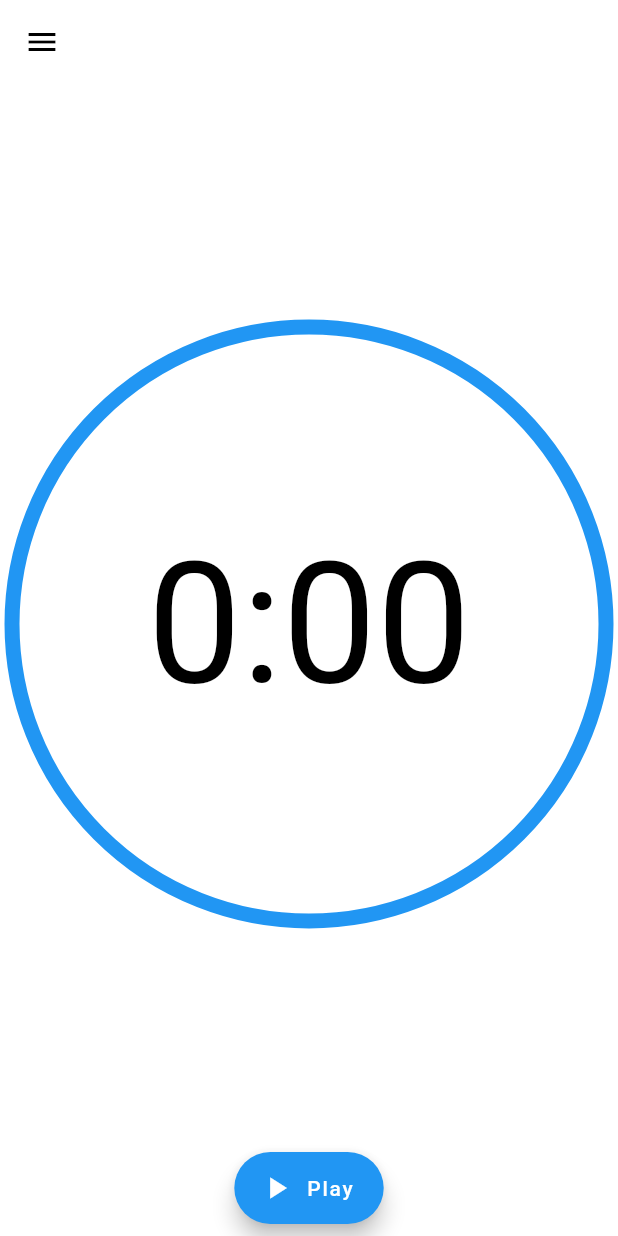
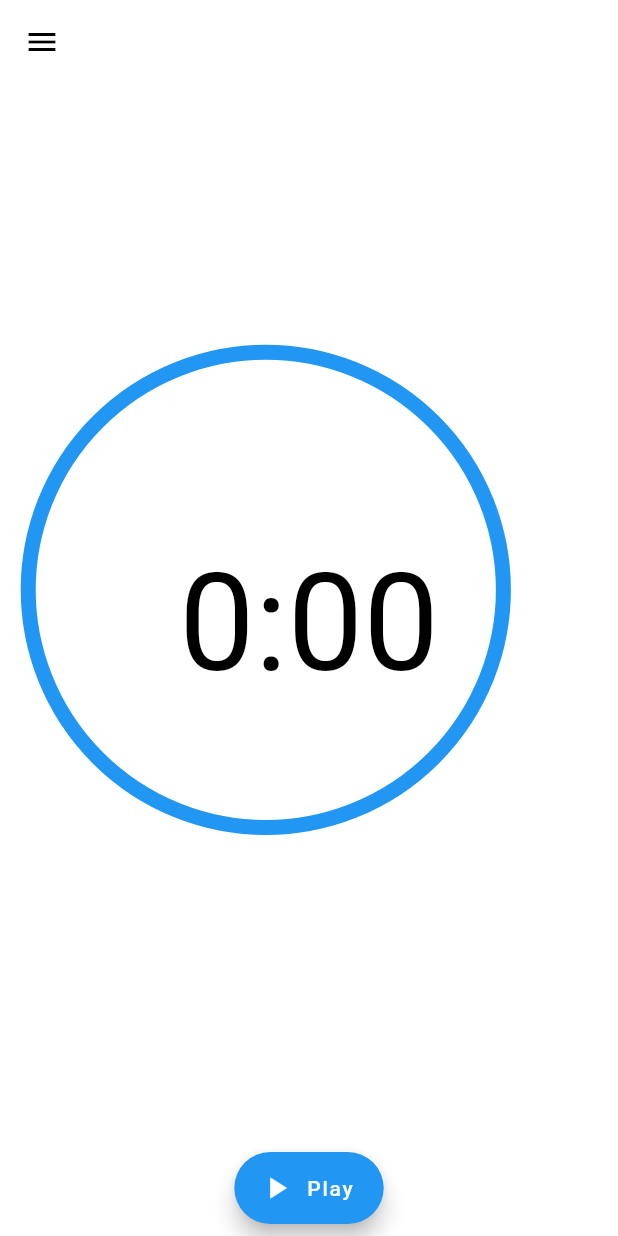
Before and after one commit to AlvinKuruvilla/stand-up, a Flutter app: the screen it shows after launch, after a tap on "Login", on a phone screen of 412 x 824 dp. Run offline on Flutter 3.47's test engine with Material 2 defaults, Android fonts, the phone set to English and light mode, and no system bars; our stand-ins replace introduction_screen.

Commit message:
djust size of animation circle

```diff
--- a/stand_up/lib/Widgets/animated_clock.dart
+++ b/stand_up/lib/Widgets/animated_clock.dart
@@ -69,7 +69,7 @@ class _CountDownTimerState extends State<CountDownTimer>
                                       Text(
                                         timerString,
                                         style: const TextStyle(
-                                            fontSize: 112.0,
+                                            fontSize: 90.0,
                                             color: Colors.black),
                                       ),
                                     ],
--- a/stand_up/lib/Widgets/timer_painter.dart
+++ b/stand_up/lib/Widgets/timer_painter.dart
@@ -24,7 +24,8 @@ class CustomTimerPainter extends CustomPainter {
     canvas.drawCircle(size.center(Offset.zero), size.width / 0.1, paint);
     paint.color = color;
     double progress = (1.0 - animation.value) * 2 * math.pi;
-    canvas.drawArc(Offset.zero & size, math.pi * 1.5, -progress, false, paint);
+    canvas.drawArc(Offset.fromDirection(1.0, 20) & size / 1.25, math.pi * 1.5,
+        -progress, false, paint);
   }
 
   @override
```
